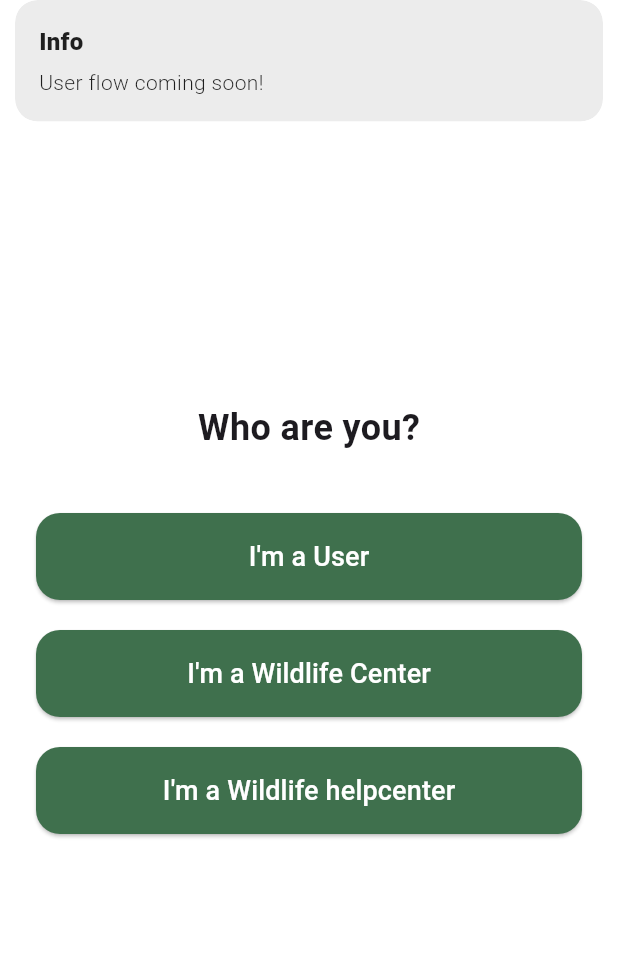
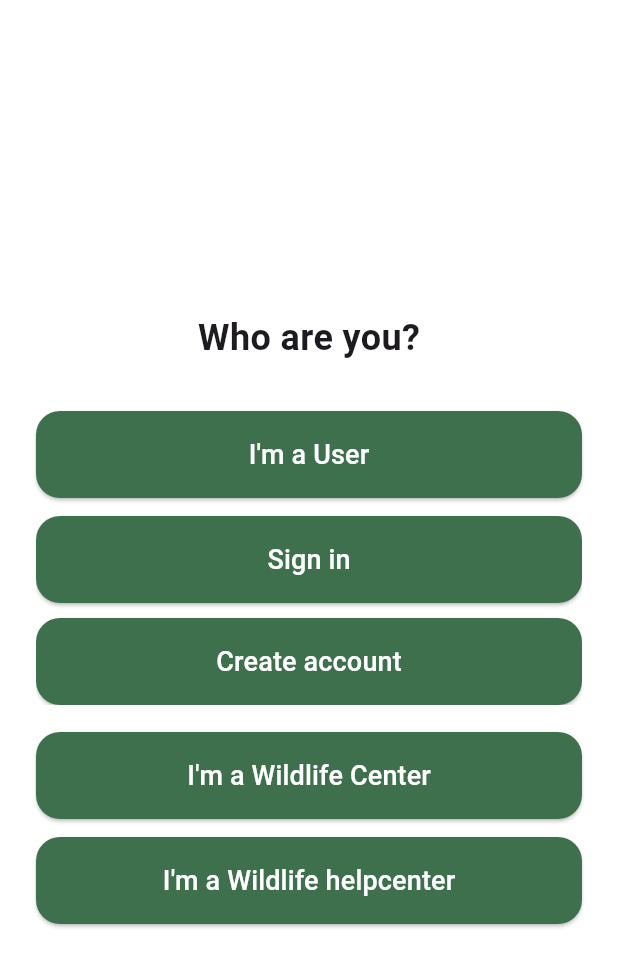
Before and after one commit to RtechnologiesMobileApp/wildlife, a Flutter app: the LoginChoiceScreen screen opened directly, after a tap on "I'm a User", on a phone screen of 412 x 824 dp. Shown: the top 967 px of the screen. Run offline on Flutter 3.47's test engine with Material 3 defaults, Android fonts, the phone set to English and light mode, and no system bars; our stand-ins replace get, image_picker.

Commit message:
Signup and Sign in User

```diff
--- a/lib/features/auth/presentations/screens/login_choice_screen.dart
+++ b/lib/features/auth/presentations/screens/login_choice_screen.dart
@@ -1,11 +1,24 @@
 import 'package:flutter/material.dart';
 import 'package:get/get.dart';
+import 'package:wildlife/features/auth/presentations/screens/signup_screen.dart';
 import 'package:wildlife/features/auth/presentations/screens/wild_center_login_screen.dart';
+import 'package:wildlife/features/auth/presentations/screens/signin_screen.dart';
 import 'package:wildlife/features/home/presentations/screens/home_screen.dart';
 import 'package:wildlife/features/onBoarding/presentations/widgets/rounded_button.dart';
 
-class LoginChoiceScreen extends StatelessWidget {
+class LoginChoiceScreen extends StatefulWidget {
   const LoginChoiceScreen({super.key});
+
+  @override
+  State<LoginChoiceScreen> createState() => _LoginChoiceScreenState();
+}
+
+class _LoginChoiceScreenState extends State<LoginChoiceScreen> with SingleTickerProviderStateMixin {
+  bool _showUserOptions = false;
+
+  void _toggleUserOptions() {
+    setState(() => _showUserOptions = !_showUserOptions);
+  }
 
   @override
   Widget build(BuildContext context) {
@@ -20,20 +33,42 @@ class LoginChoiceScreen extends StatelessWidget {
                 'Who are you?',
                 style: TextStyle(fontSize: 24, fontWeight: FontWeight.bold),
               ),
-              const SizedBox(height: 40),
+              const SizedBox(height: 32),
 
+              // Original "I'm a User" button remains. Tapping it reveals Sign in / Create account.
               RoundedButton(
                 text: "I'm a User",
-                onPressed: () => Get.snackbar('Info', 'User flow coming soon!'),
+                onPressed: _toggleUserOptions,
               ),
 
-              const SizedBox(height: 20),
+           _showUserOptions ?   const SizedBox(height: 12) : const SizedBox.shrink(),
+
+              AnimatedCrossFade(
+                firstChild: const SizedBox.shrink(),
+                secondChild: Column(
+                  children: [
+                    RoundedButton(
+                      text: "Sign in",
+                      onPressed: () => Get.to(const SigninScreen()),
+                    ),
+                    const SizedBox(height: 10),
+                    RoundedButton(
+                      text: "Create account",
+                      onPressed: () => Get.to(SignupScreen()),
+                    ),
+                  ],
+                ),
+                crossFadeState: _showUserOptions ? CrossFadeState.showSecond : CrossFadeState.showFirst,
+                duration: const Duration(milliseconds: 250),
+              ),
+
+              const SizedBox(height: 18),
 
               RoundedButton(
                 text: "I'm a Wildlife Center",
                 onPressed: () => Get.to(CenterLoginScreen()),
               ),
-              const SizedBox(height: 20),
+              const SizedBox(height: 12),
 
               RoundedButton(
                 text: "I'm a Wildlife helpcenter",
```
Also changed, not shown: lib/features/auth/presentations/screens/signin_screen.dart (added, +126 -0 lines), lib/features/auth/presentations/screens/signup_screen.dart (added, +142 -0 lines).
